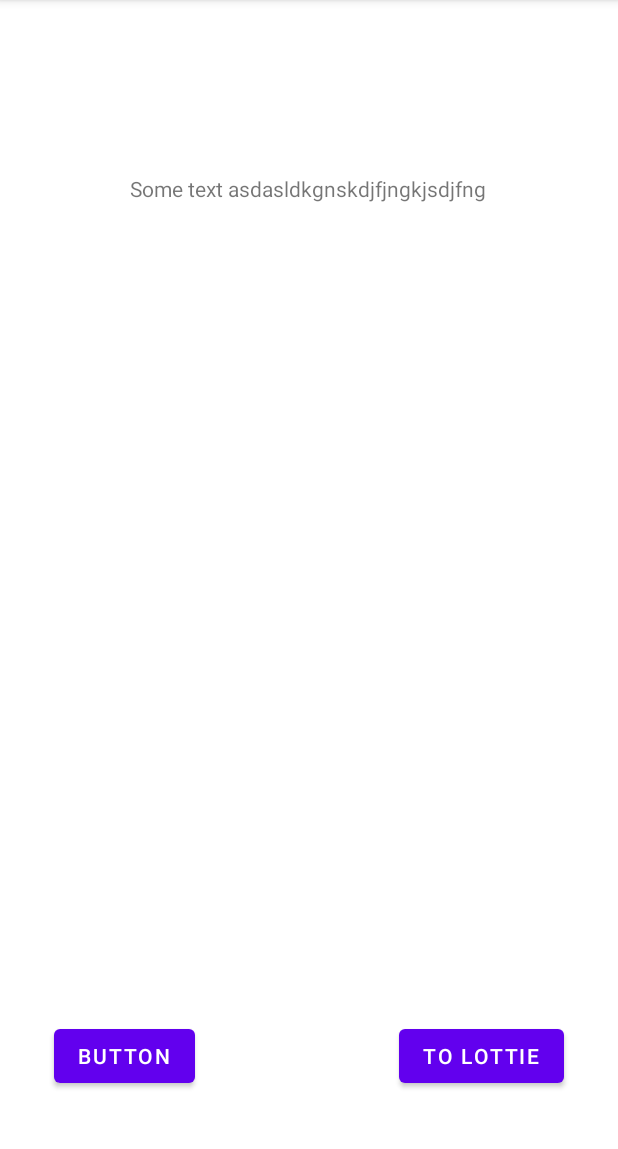
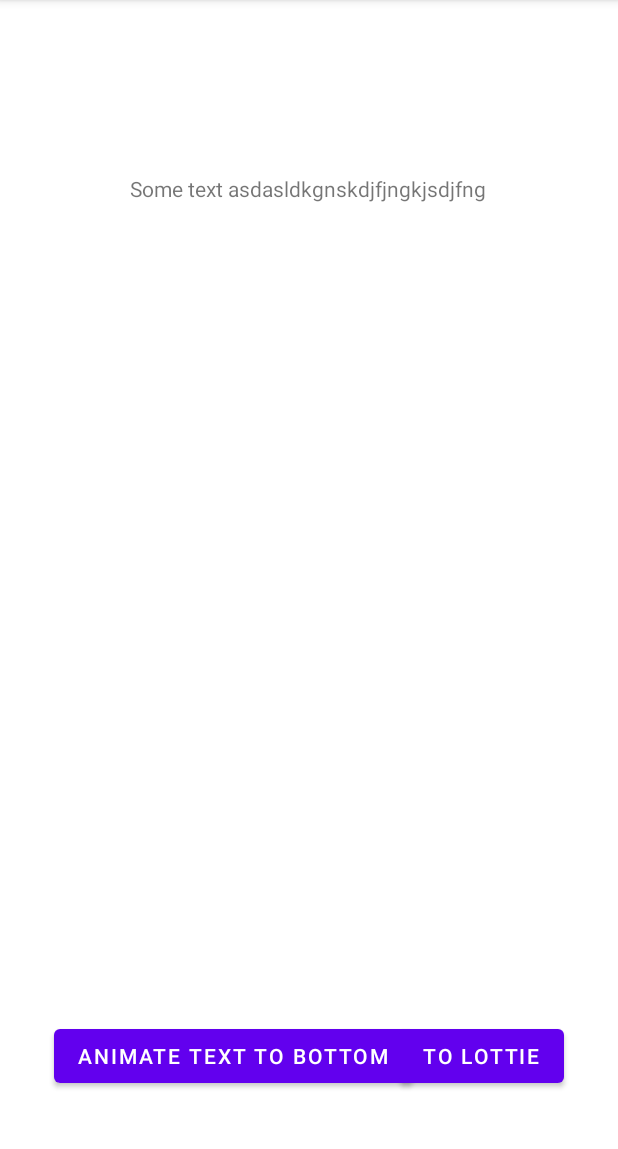
Before and after one commit to MarkYahorov/AnimationApp, an Android app: the screen it shows after launch (MainActivity2 before the commit, MotionLayoutActivity after it), after a tap on "TO MOTION", on a phone screen of 412 x 824 dp, the part 84-1233 px from its top. Run offline under Robolectric (Android 15) with nearby library versions, the phone set to English and light mode, and no system bars; 2 other taps on this screen came first.

```diff
--- a/app/src/main/AndroidManifest.xml
+++ b/app/src/main/AndroidManifest.xml
@@ -13,21 +13,21 @@
         android:theme="@style/Theme.AnimationApp"
         tools:targetApi="31">
         <activity
-            android:name=".MainActivity3"
+            android:name=".LottieAnimationActivity"
             android:exported="false">
             <meta-data
                 android:name="android.app.lib_name"
                 android:value="" />
         </activity>
         <activity
-            android:name=".MainActivity2"
+            android:name=".MotionLayoutActivity"
             android:exported="false">
             <meta-data
                 android:name="android.app.lib_name"
                 android:value="" />
         </activity>
         <activity
-            android:name=".MainActivity"
+            android:name=".AnimatorSetActivity"
             android:exported="true">
             <intent-filter>
                 <action android:name="android.intent.action.MAIN" />
--- /dev/null
+++ b/app/src/main/java/com/example/animationapp/AnimatorSetActivity.kt
@@ -0,0 +1,101 @@
+package com.example.animationapp
+
+import android.animation.AnimatorSet
+import android.animation.ObjectAnimator
+import android.content.Intent
+import android.os.Bundle
+import android.widget.Button
+import android.widget.TextView
+import androidx.appcompat.app.AppCompatActivity
+import androidx.core.animation.addListener
+
+private const val SCALE_X_KEY = "scaleX"
+private const val SCALE_Y_KEY = "scaleY"
+private const val INITIAL_ANIMATED_VALUE = 1f
+private const val BIG_SCALE_VALUE = 2f
+
+class AnimatorSetActivity : AppCompatActivity() {
+
+    private lateinit var animatedView: TextView
+    private lateinit var bigScaleAnimationBtn: Button
+    private lateinit var view4: Button
+    private val animatorSet = AnimatorSet().apply {
+        addListener(
+            onEnd = {
+                bigScaleAnimationBtn.text =
+                    if (getObjectAnimatorScaleValue(animatedView.scaleX) == INITIAL_ANIMATED_VALUE) {
+                        "Click to initial value animation"
+                    } else {
+                        "Click to Big Scale animation"
+                    }
+                updateEnabledBtnState(true)
+            },
+            onStart = { updateEnabledBtnState(false) }
+        )
+    }
+
+    override fun onCreate(savedInstanceState: Bundle?) {
+        super.onCreate(savedInstanceState)
+        setContentView(R.layout.activity_main)
+
+        animatedView = findViewById(R.id.some_id)
+        bigScaleAnimationBtn = findViewById(R.id.property_anim)
+        view4 = findViewById(R.id.button3)
+    }
+
+    override fun onStart() {
+        super.onStart()
+
+        bigScaleAnimationBtn.setOnClickListener {
+            val scaleXValue = getObjectAnimatorScaleValue(animatedView.scaleX)
+            val scaleYValue = getObjectAnimatorScaleValue(animatedView.scaleY)
+            val animationX = ObjectAnimator.ofFloat(animatedView, SCALE_X_KEY, scaleXValue)
+            val animationY = ObjectAnimator.ofFloat(animatedView, SCALE_Y_KEY, scaleYValue)
+            animatorSet.cancel()
+            animatorSet.duration = 500
+            animatorSet.play(animationX)
+                .with(animationY)
+            animatorSet.start()
+        }
+
+        view4.setOnClickListener {
+            startActivity(Intent(this, MotionLayoutActivity::class.java))
+        }
+    }
+
+    override fun onSaveInstanceState(outState: Bundle) {
+        super.onSaveInstanceState(outState)
+
+        outState.putFloat(SCALE_X_KEY, animatedView.scaleX)
+        outState.putFloat(SCALE_Y_KEY, animatedView.scaleY)
+    }
+
+    override fun onRestoreInstanceState(savedInstanceState: Bundle) {
+        super.onRestoreInstanceState(savedInstanceState)
+
+        animatedView.scaleX = savedInstanceState.getFloat(SCALE_X_KEY)
+        animatedView.scaleY = savedInstanceState.getFloat(SCALE_Y_KEY)
+    }
+
+    private fun getObjectAnimatorScaleValue(scaleValue: Float): Float {
+        return if (scaleValue == INITIAL_ANIMATED_VALUE) {
+            BIG_SCALE_VALUE
+        } else INITIAL_ANIMATED_VALUE
+    }
+
+    private fun updateEnabledBtnState(isEnabled: Boolean) {
+        bigScaleAnimationBtn.isEnabled = isEnabled
+    }
+
+    override fun onPause() {
+        super.onPause()
+
+        animatorSet.pause()
+    }
+
+    override fun onResume() {
+        super.onResume()
+
+        animatorSet.resume()
+    }
+}
--- a/app/src/main/java/com/example/animationapp/MainActivity.kt
+++ /dev/null
@@ -1,55 +0,0 @@
-package com.example.animationapp
-
-import android.animation.AnimatorSet
-import android.animation.ObjectAnimator
-import android.content.Intent
-import androidx.appcompat.app.AppCompatActivity
-import android.os.Bundle
-import android.view.animation.DecelerateInterpolator
-import android.view.animation.ScaleAnimation
-import android.widget.Button
-import android.widget.TextView
-
-class MainActivity : AppCompatActivity() {
-
-    private lateinit var view: TextView
-    private lateinit var view2: Button
-    private lateinit var view3: Button
-    private lateinit var view4: Button
-
-    override fun onCreate(savedInstanceState: Bundle?) {
-        super.onCreate(savedInstanceState)
-        setContentView(R.layout.activity_main)
-
-        view = findViewById(R.id.some_id)
-        view2= findViewById(R.id.property_anim)
-        view3 = findViewById(R.id.button2)
-        view4 = findViewById(R.id.button3)
-    }
-
-    override fun onStart() {
-        super.onStart()
-
-        view2.setOnClickListener {
-            val animationX = ObjectAnimator.ofFloat(view, "scaleX", 200F)
-            val animationY = ObjectAnimator.ofFloat(view, "scaleY", 200F)
-            val set = AnimatorSet()
-            set.play(animationX)
-                .with(animationY)
-            set.duration = 500
-            set.start()
-        }
-
-        view3.setOnClickListener {
-            val anim = ScaleAnimation(0F, 1F, 0F, 1F,
-                0F, view.measuredHeight.toFloat())
-            anim.duration = 500
-            anim.interpolator = DecelerateInterpolator()
-            anim.fillAfter = true
-            view.startAnimation(anim)
-        }
-        view4.setOnClickListener {
-            startActivity(Intent(this, MainActivity2::class.java))
-        }
-    }
-}
--- a/app/src/main/java/com/example/animationapp/MainActivity2.kt
+++ b/app/src/main/java/com/example/animationapp/MotionLayoutActivity.kt
@@ -2,31 +2,32 @@ package com.example.animationapp
 
 import android.content.Intent
 import android.os.Bundle
-import android.util.Log
 import android.widget.Button
 import androidx.appcompat.app.AppCompatActivity
 import androidx.constraintlayout.motion.widget.MotionLayout
 import androidx.constraintlayout.motion.widget.TransitionAdapter
 
-class MainActivity2 : AppCompatActivity() {
+private const val TRANSITION_STATE_KEY = "transition_key"
 
-    private lateinit var m_lay: MotionLayout
-    private lateinit var b: Button
-    private lateinit var b2: Button
+class MotionLayoutActivity : AppCompatActivity() {
+
+    private lateinit var motionLayout: MotionLayout
+    private lateinit var animateTextBtn: Button
+    private lateinit var navigateBtn: Button
 
     override fun onCreate(savedInstanceState: Bundle?) {
         super.onCreate(savedInstanceState)
         setContentView(R.layout.activity_main2)
 
-        m_lay = findViewById(R.id.m_lay)
-        b = findViewById(R.id.to_lottie)
-        b2 = findViewById(R.id.motion_button)
+        motionLayout = findViewById(R.id.m_lay)
+        navigateBtn = findViewById(R.id.to_lottie)
+        animateTextBtn = findViewById(R.id.motion_button)
     }
 
     override fun onStart() {
         super.onStart()
 
-        m_lay.addTransitionListener(object : TransitionAdapter() {
+        motionLayout.addTransitionListener(object : TransitionAdapter() {
 
             override fun onTransitionStarted(
                 motionLayout: MotionLayout?,
@@ -40,9 +41,21 @@ class MainActivity2 : AppCompatActivity() {
                 super.onTransitionCompleted(motionLayout, currentId)
 
                 if (currentId == R.id.end) {
-                    startActivity(Intent(this@MainActivity2, MainActivity3::class.java))
+                    startActivity(Intent(this@MotionLayoutActivity, LottieAnimationActivity::class.java))
                 }
             }
         })
     }
+
+    override fun onSaveInstanceState(outState: Bundle) {
+        super.onSaveInstanceState(outState)
+
+        outState.putBundle(TRANSITION_STATE_KEY, motionLayout.transitionState)
+    }
+
+    override fun onRestoreInstanceState(savedInstanceState: Bundle) {
+        super.onRestoreInstanceState(savedInstanceState)
+
+        motionLayout.transitionState = savedInstanceState.getBundle(TRANSITION_STATE_KEY)
+    }
 }
--- a/app/src/main/res/layout/activity_main2.xml
+++ b/app/src/main/res/layout/activity_main2.xml
@@ -5,7 +5,7 @@
     android:id="@+id/m_lay"
     android:layout_width="match_parent"
     android:layout_height="match_parent"
-    tools:context=".MainActivity2"
+    tools:context=".MotionLayoutActivity"
     app:layoutDescription="@xml/activity_main2_scene">
 
     <Button
@@ -14,7 +14,7 @@
         android:layout_height="wrap_content"
         android:layout_marginStart="36dp"
         android:layout_marginBottom="40dp"
-        android:text="Button"
+        android:text="Animate text to bottom"
         app:layout_constraintBottom_toBottomOf="parent"
         app:layout_constraintStart_toStartOf="parent" />
 
--- a/app/src/main/res/layout/activity_main3.xml
+++ b/app/src/main/res/layout/activity_main3.xml
@@ -4,7 +4,7 @@
     xmlns:tools="http://schemas.android.com/tools"
     android:layout_width="match_parent"
     android:layout_height="match_parent"
-    tools:context=".MainActivity3">
+    tools:context=".LottieAnimationActivity">
 
     <com.airbnb.lottie.LottieAnimationView
         android:id="@+id/lottie_view"
--- a/app/src/main/res/xml/activity_main2_scene.xml
+++ b/app/src/main/res/xml/activity_main2_scene.xml
@@ -34,6 +34,16 @@
         app:constraintSetStart="@+id/start">
         <OnClick
             app:targetId="@+id/motion_button" />
+        <KeyFrameSet >
+            <KeyAttribute
+                app:motionTarget="@+id/textView"
+                app:framePosition="50"
+                android:rotationY="50" />
+            <KeyAttribute
+                app:motionTarget="@+id/textView"
+                app:framePosition="40"
+                android:translationX="30dp" />
+        </KeyFrameSet>
     </Transition>
     <Transition
         android:id="@+id/to_lottie_ttrans2"
```
Also changed, not shown: app/src/main/java/com/example/animationapp/LottieAnimationActivity.kt (added, +77 -0 lines), app/src/main/java/com/example/animationapp/MainActivity3.kt (deleted, +0 -34 lines), app/src/main/res/layout/activity_main.xml (+5 -15 lines).
